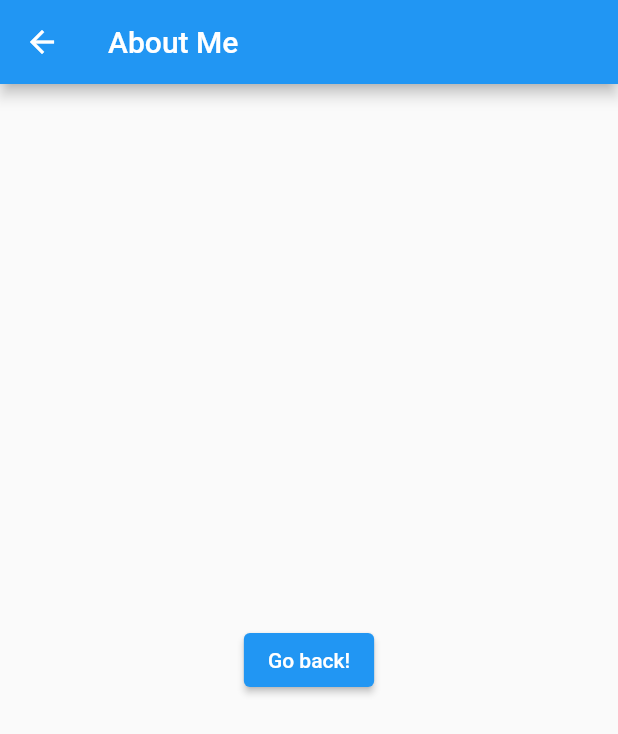
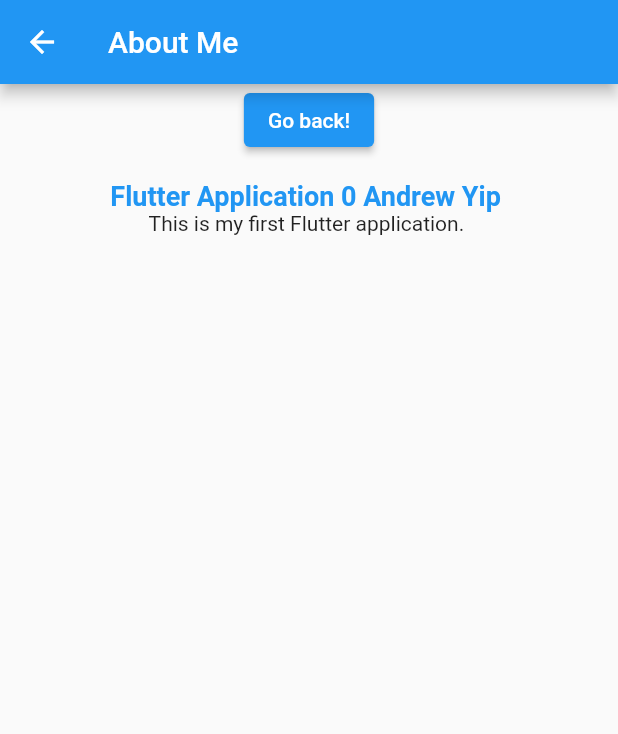
Before and after one commit to andrew-yip/flutter-first-app, a Flutter app: the AboutMe screen opened directly, on a phone screen of 412 x 824 dp. Shown: the top 734 px of the screen. Run offline on Flutter 3.47's test engine with Material 2 defaults, Android fonts, the phone set to English and light mode, and no system bars; our stand-ins replace flutter_spinkit.

Commit message:
added more to about me page, getting familiar with child and children widgets

```diff
--- a/lib/screens/about_me.dart
+++ b/lib/screens/about_me.dart
@@ -7,7 +7,11 @@ class AboutMe extends StatelessWidget {
       appBar: AppBar(
         title: Text("About Me"),
       ),
-      body: Center(
+      body:
+        Container(
+          child: ListView(
+              children: <Widget>[
+                  Center(
                     child: ElevatedButton(
                       onPressed: () {
                         Navigator.pop(context);
@@ -15,6 +19,23 @@ class AboutMe extends StatelessWidget {
                       child: Text('Go back!'),
                     ),
                   ),
+        Container (
+          padding: const EdgeInsets.all(16.0),
+          width: MediaQuery.of(context).size.width*0.8,
+              child: new Column (
+                children: <Widget>[
+                  new Text ("Flutter Application 0 Andrew Yip ", textAlign: TextAlign.left, style: TextStyle(
+                    color: Colors.blue,
+                    fontSize: 18,
+                    fontWeight: FontWeight.bold,
+                  ),),
+                  new Text ("This is my first Flutter application. ", textAlign: TextAlign.left),
+                ],
+              ),
+          ),
+              ],
+          )
+        ),
     );
   }
 }
```
Lines whose indentation alone changed are shown as unchanged.
